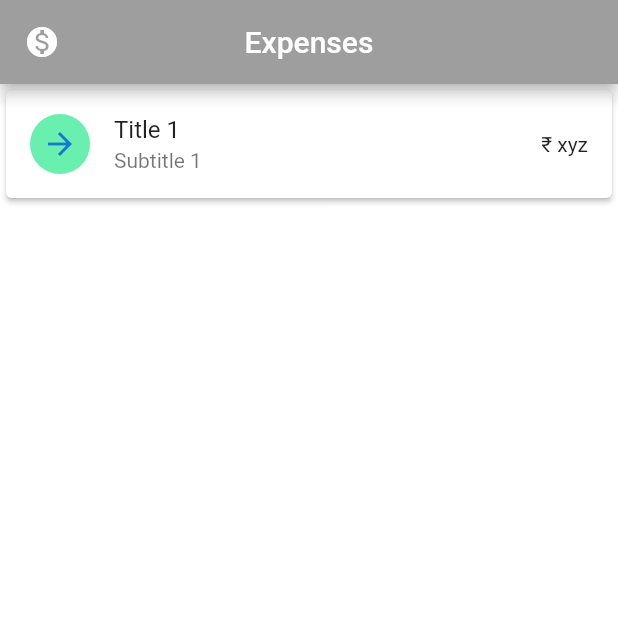
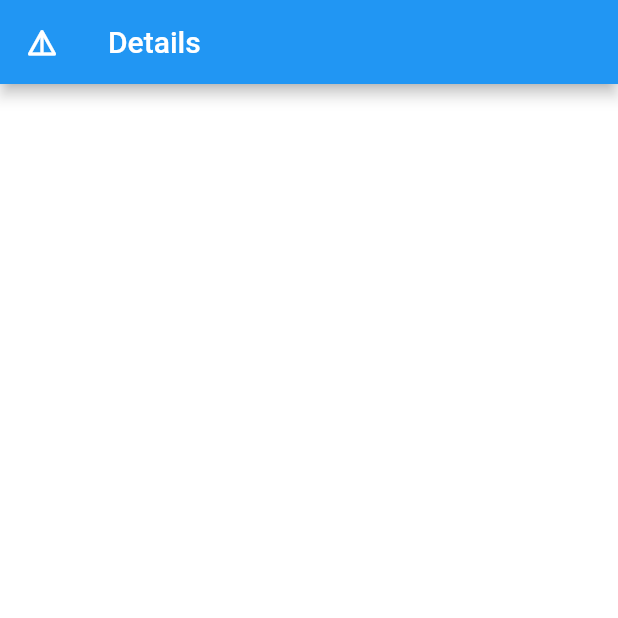
Before and after one commit to saivishnu725/expenses, a Flutter app: the screen it shows after launch, on a phone screen of 412 x 824 dp, the top half of it. Run offline on Flutter 3.47's test engine with Material 2 defaults, Android fonts, the phone set to English and light mode, and no system bars.

Commit message:
Added DetailsPage file and done for 1-10-2020 at 10:37:20pm

```diff
--- /dev/null
+++ b/lib/detailspage.dart
@@ -0,0 +1,21 @@
+import 'package:flutter/material.dart';
+
+class DetailsPage extends StatefulWidget {
+  DetailsPage({Key key}) : super(key: key);
+
+  @override
+  _DetailsPageState createState() => _DetailsPageState();
+}
+
+class _DetailsPageState extends State<DetailsPage> {
+  @override
+  Widget build(BuildContext context) {
+    return Scaffold(
+      backgroundColor: Colors.white,
+      appBar: AppBar(
+        title: Text("Details"),
+        leading: Icon(Icons.details_rounded),
+      ),
+    );
+  }
+}
--- a/lib/loginpage.dart
+++ /dev/null
@@ -1,41 +0,0 @@
-import 'package:flutter/material.dart';
-
-class LoginPage extends StatefulWidget {
-  LoginPage({Key key}) : super(key: key);
-
-  @override
-  _LoginPageState createState() => _LoginPageState();
-}
-
-class _LoginPageState extends State<LoginPage> {
-  @override
-  Widget build(BuildContext context) {
-    return Scaffold(
-      backgroundColor: Colors.white,
-      appBar: AppBar(
-        title: Text("Expenses"),
-        leading: Icon(Icons.monetization_on),
-        backgroundColor: Colors.grey,
-        centerTitle: true,
-      ),
-      body: ListView(
-        children: [
-          Card(
-            color: Colors.white,
-            elevation: 1.5,
-            child: ListTile(
-              leading: CircleAvatar(
-                backgroundColor: Colors.greenAccent,
-                child: Icon(Icons.arrow_forward,
-              )
-              ),
-              title: Text("Title 1"),
-              subtitle: Text("Subtitle 1"),
-              trailing: Text("₹ xyz"),
-            ),
-          ),
-        ],
-      ),
-    );
-  }
-}
--- a/lib/main.dart
+++ b/lib/main.dart
@@ -1,12 +1,12 @@
 import 'package:flutter/material.dart';
-
-import 'loginpage.dart';
+import 'detailspage.dart';
+import 'homepage.dart';
 
 void main() {
   runApp(
     MaterialApp(
       debugShowCheckedModeBanner: false,
-      home: LoginPage(),
+      home: DetailsPage(),
     )
   );
 }
```
Also changed, not shown: lib/homepage.dart (added, +42 -0 lines).
